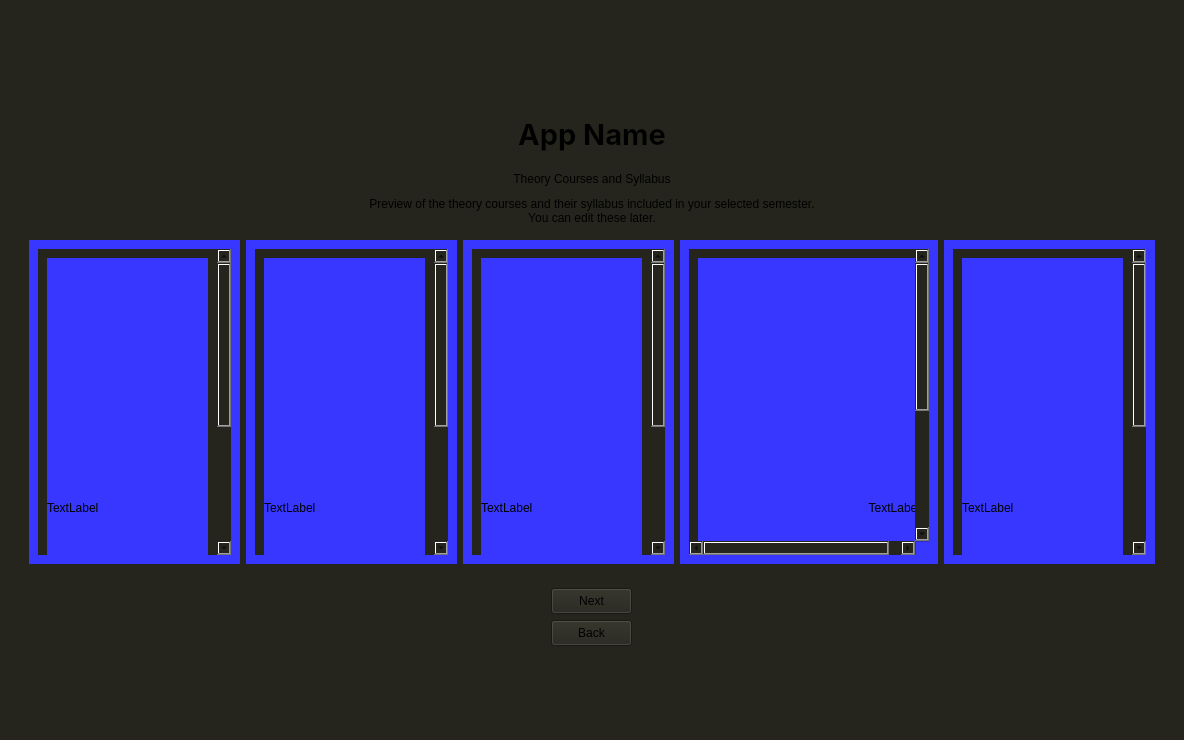
Above: frontend_folder/uipy/syllabus_previewWidget.ui from Saadman-Saif/Smart_Academic_Progress_Syllabus_Tracker before the change. Below: the same form after it.
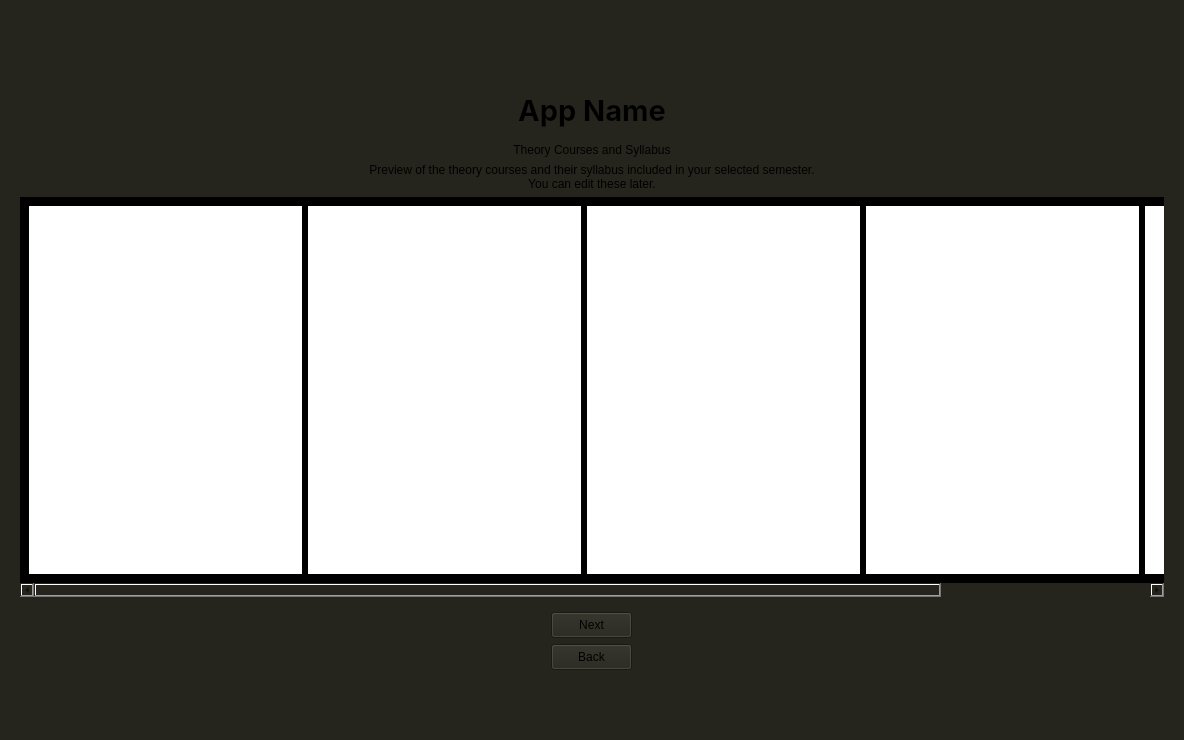
That is the form after the change.

```diff
--- a/frontend_folder/uipy/syllabus_previewWidget.ui
+++ b/frontend_folder/uipy/syllabus_previewWidget.ui
@@ -98,89 +98,45 @@
        </widget>
       </item>
       <item>
-       <widget class="QFrame" name="gridFrame">
+       <widget class="QScrollArea" name="scrollArea">
         <property name="sizePolicy">
-         <sizepolicy hsizetype="Preferred" vsizetype="Preferred">
+         <sizepolicy hsizetype="Expanding" vsizetype="Expanding">
           <horstretch>0</horstretch>
-          <verstretch>14</verstretch>
+          <verstretch>3</verstretch>
          </sizepolicy>
         </property>
-        <layout class="QGridLayout" name="gridLayout">
-         <item row="0" column="4">
-          <widget class="QFrame" name="frame_9">
-           <property name="sizePolicy">
-            <sizepolicy hsizetype="MinimumExpanding" vsizetype="MinimumExpanding">
-             <horstretch>0</horstretch>
-             <verstretch>0</verstretch>
-            </sizepolicy>
-           </property>
            <property name="minimumSize">
             <size>
              <width>0</width>
-             <height>181</height>
+          <height>400</height>
             </size>
            </property>
            <property name="styleSheet">
-            <string notr="true">QFrame{background-color: rgb(55,55,255)}</string>
-           </property>
-           <property name="frameShape">
-            <enum>QFrame::Shape::StyledPanel</enum>
-           </property>
-           <property name="frameShadow">
-            <enum>QFrame::Shadow::Raised</enum>
-           </property>
-           <layout class="QVBoxLayout" name="verticalLayout_15">
-            <item>
-             <widget class="QScrollArea" name="scrollArea_6">
+         <string notr="true">background: black;</string>
+        </property>
               <property name="widgetResizable">
                <bool>true</bool>
               </property>
-              <widget class="QWidget" name="scrollAreaWidgetContents_7">
+        <widget class="QWidget" name="scrollAreaWidgetContents">
                <property name="geometry">
                 <rect>
                  <x>0</x>
                  <y>0</y>
-                 <width>191</width>
-                 <height>518</height>
-                </rect>
-               </property>
-               <layout class="QVBoxLayout" name="verticalLayout_16">
+           <width>1407</width>
+           <height>388</height>
+          </rect>
+         </property>
+         <layout class="QHBoxLayout" name="horizontalLayout">
                 <item>
-                 <widget class="QLabel" name="label_10">
+           <widget class="QFrame" name="frame_2">
                   <property name="minimumSize">
                    <size>
-                    <width>0</width>
-                    <height>500</height>
-                   </size>
-                  </property>
-                  <property name="text">
-                   <string>TextLabel</string>
-                  </property>
-                 </widget>
-                </item>
-               </layout>
-              </widget>
-             </widget>
-            </item>
-           </layout>
-          </widget>
-         </item>
-         <item row="0" column="3">
-          <widget class="QFrame" name="frame_8">
-           <property name="sizePolicy">
-            <sizepolicy hsizetype="MinimumExpanding" vsizetype="MinimumExpanding">
-             <horstretch>0</horstretch>
-             <verstretch>0</verstretch>
-            </sizepolicy>
-           </property>
-           <property name="minimumSize">
-            <size>
-             <width>0</width>
-             <height>181</height>
-            </size>
-           </property>
+              <width>273</width>
+              <height>0</height>
+             </size>
+            </property>
            <property name="styleSheet">
-            <string notr="true">QFrame{background-color: rgb(55,55,255)}</string>
+             <string notr="true">background: white</string>
            </property>
            <property name="frameShape">
             <enum>QFrame::Shape::StyledPanel</enum>
@@ -188,61 +144,37 @@
            <property name="frameShadow">
             <enum>QFrame::Shadow::Raised</enum>
            </property>
-           <layout class="QVBoxLayout" name="verticalLayout_13">
+           </widget>
+          </item>
             <item>
-             <widget class="QScrollArea" name="scrollArea_5">
-              <property name="widgetResizable">
-               <bool>true</bool>
-              </property>
-              <widget class="QWidget" name="scrollAreaWidgetContents_6">
-               <property name="geometry">
-                <rect>
-                 <x>0</x>
-                 <y>0</y>
-                 <width>240</width>
-                 <height>518</height>
-                </rect>
-               </property>
-               <layout class="QVBoxLayout" name="verticalLayout_14">
-                <item>
-                 <widget class="QLabel" name="label_9">
+           <widget class="QFrame" name="frame_4">
                   <property name="minimumSize">
                    <size>
-                    <width>222</width>
-                    <height>500</height>
-                   </size>
-                  </property>
-                  <property name="text">
-                   <string>TextLabel</string>
-                  </property>
-                  <property name="alignment">
-                   <set>Qt::AlignmentFlag::AlignRight|Qt::AlignmentFlag::AlignTrailing|Qt::AlignmentFlag::AlignVCenter</set>
-                  </property>
-                 </widget>
-                </item>
-               </layout>
-              </widget>
-             </widget>
-            </item>
-           </layout>
-          </widget>
-         </item>
-         <item row="0" column="1">
+              <width>273</width>
+              <height>0</height>
+             </size>
+            </property>
+            <property name="styleSheet">
+             <string notr="true">background: white</string>
+            </property>
+            <property name="frameShape">
+             <enum>QFrame::Shape::StyledPanel</enum>
+            </property>
+            <property name="frameShadow">
+             <enum>QFrame::Shadow::Raised</enum>
+            </property>
+           </widget>
+          </item>
+          <item>
           <widget class="QFrame" name="frame_5">
-           <property name="sizePolicy">
-            <sizepolicy hsizetype="MinimumExpanding" vsizetype="MinimumExpanding">
-             <horstretch>0</horstretch>
-             <verstretch>0</verstretch>
-            </sizepolicy>
-           </property>
            <property name="minimumSize">
             <size>
-             <width>0</width>
-             <height>181</height>
+              <width>273</width>
+              <height>0</height>
             </size>
            </property>
            <property name="styleSheet">
-            <string notr="true">QFrame{background-color: rgb(55,55,255)}</string>
+             <string notr="true">background: white</string>
            </property>
            <property name="frameShape">
             <enum>QFrame::Shape::StyledPanel</enum>
@@ -250,58 +182,18 @@
            <property name="frameShadow">
             <enum>QFrame::Shadow::Raised</enum>
            </property>
-           <layout class="QVBoxLayout" name="verticalLayout_9">
-            <item>
-             <widget class="QScrollArea" name="scrollArea_3">
-              <property name="widgetResizable">
-               <bool>true</bool>
-              </property>
-              <widget class="QWidget" name="scrollAreaWidgetContents_4">
-               <property name="geometry">
-                <rect>
-                 <x>0</x>
-                 <y>0</y>
-                 <width>191</width>
-                 <height>518</height>
-                </rect>
-               </property>
-               <layout class="QVBoxLayout" name="verticalLayout_10">
-                <item>
-                 <widget class="QLabel" name="label_4">
-                  <property name="minimumSize">
-                   <size>
-                    <width>0</width>
-                    <height>500</height>
-                   </size>
-                  </property>
-                  <property name="text">
-                   <string>TextLabel</string>
-                  </property>
-                 </widget>
-                </item>
-               </layout>
-              </widget>
-             </widget>
-            </item>
-           </layout>
-          </widget>
-         </item>
-         <item row="0" column="2">
+           </widget>
+          </item>
+          <item>
           <widget class="QFrame" name="frame_7">
-           <property name="sizePolicy">
-            <sizepolicy hsizetype="MinimumExpanding" vsizetype="MinimumExpanding">
-             <horstretch>0</horstretch>
-             <verstretch>0</verstretch>
-            </sizepolicy>
-           </property>
            <property name="minimumSize">
             <size>
-             <width>0</width>
-             <height>181</height>
+              <width>273</width>
+              <height>0</height>
             </size>
            </property>
            <property name="styleSheet">
-            <string notr="true">QFrame{background-color: rgb(55,55,255)}</string>
+             <string notr="true">background: white</string>
            </property>
            <property name="frameShape">
             <enum>QFrame::Shape::StyledPanel</enum>
@@ -309,58 +201,18 @@
            <property name="frameShadow">
             <enum>QFrame::Shadow::Raised</enum>
            </property>
-           <layout class="QVBoxLayout" name="verticalLayout_11">
-            <item>
-             <widget class="QScrollArea" name="scrollArea_4">
-              <property name="widgetResizable">
-               <bool>true</bool>
-              </property>
-              <widget class="QWidget" name="scrollAreaWidgetContents_5">
-               <property name="geometry">
-                <rect>
-                 <x>0</x>
-                 <y>0</y>
-                 <width>192</width>
-                 <height>518</height>
-                </rect>
-               </property>
-               <layout class="QVBoxLayout" name="verticalLayout_12">
-                <item>
-                 <widget class="QLabel" name="label_5">
-                  <property name="minimumSize">
-                   <size>
-                    <width>0</width>
-                    <height>500</height>
-                   </size>
-                  </property>
-                  <property name="text">
-                   <string>TextLabel</string>
-                  </property>
-                 </widget>
-                </item>
-               </layout>
-              </widget>
-             </widget>
-            </item>
-           </layout>
-          </widget>
-         </item>
-         <item row="0" column="0">
-          <widget class="QFrame" name="frame_2">
-           <property name="sizePolicy">
-            <sizepolicy hsizetype="MinimumExpanding" vsizetype="MinimumExpanding">
-             <horstretch>0</horstretch>
-             <verstretch>0</verstretch>
-            </sizepolicy>
-           </property>
+           </widget>
+          </item>
+          <item>
+           <widget class="QFrame" name="frame_3">
            <property name="minimumSize">
             <size>
-             <width>0</width>
-             <height>181</height>
+              <width>273</width>
+              <height>0</height>
             </size>
            </property>
            <property name="styleSheet">
-            <string notr="true">QFrame{background-color: rgb(55,55,255)}</string>
+             <string notr="true">background: white</string>
            </property>
            <property name="frameShape">
             <enum>QFrame::Shape::StyledPanel</enum>
@@ -368,43 +220,10 @@
            <property name="frameShadow">
             <enum>QFrame::Shadow::Raised</enum>
            </property>
-           <layout class="QVBoxLayout" name="verticalLayout_4">
-            <item>
-             <widget class="QScrollArea" name="scrollArea">
-              <property name="widgetResizable">
-               <bool>true</bool>
-              </property>
-              <widget class="QWidget" name="scrollAreaWidgetContents_2">
-               <property name="geometry">
-                <rect>
-                 <x>0</x>
-                 <y>0</y>
-                 <width>191</width>
-                 <height>518</height>
-                </rect>
-               </property>
-               <layout class="QVBoxLayout" name="verticalLayout_5">
-                <item>
-                 <widget class="QLabel" name="label_3">
-                  <property name="minimumSize">
-                   <size>
-                    <width>0</width>
-                    <height>500</height>
-                   </size>
-                  </property>
-                  <property name="text">
-                   <string>TextLabel</string>
-                  </property>
                  </widget>
                 </item>
                </layout>
               </widget>
-             </widget>
-            </item>
-           </layout>
-          </widget>
-         </item>
-        </layout>
        </widget>
       </item>
      </layout>
```
Lines whose indentation alone changed are shown as unchanged.
